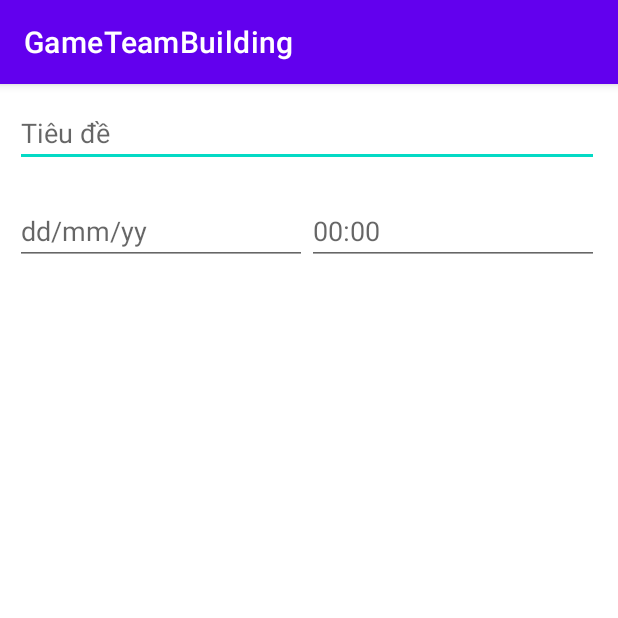
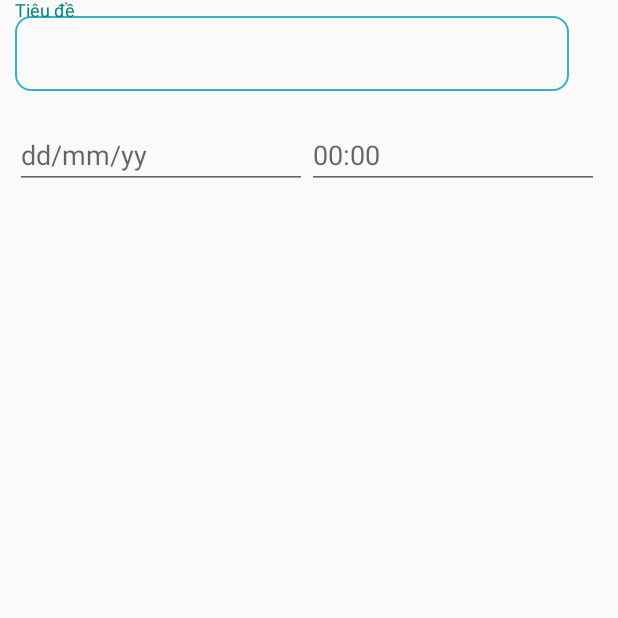
Before and after one commit to trandangquoc271202/GameTeamBulding, an Android app: the CreateCompetitionActivity screen opened directly, with no data from a screen before it, on a phone screen of 412 x 824 dp, the top half of it. Run offline under Robolectric (Android 15) with nearby library versions, the phone set to English and light mode, and no system bars.

Commit message:
create input

```diff
--- a/app/src/main/AndroidManifest.xml
+++ b/app/src/main/AndroidManifest.xml
@@ -13,6 +13,7 @@
         tools:targetApi="31">
         <activity
             android:name=".CreateCompetitionActivity"
+            android:theme="@style/Theme.Design.Light.NoActionBar"
             android:exported="false" />
         <activity
             android:name=".HomeActivity"
--- /dev/null
+++ b/app/src/main/res/drawable/border.xml
@@ -0,0 +1,7 @@
+<shape xmlns:android="http://schemas.android.com/apk/res/android">
+    <stroke
+        android:width="1dp"
+        android:color="#34B3C5" />
+    <corners
+        android:radius="10dp" />
+</shape>
--- a/app/src/main/res/layout/activity_create_competition.xml
+++ b/app/src/main/res/layout/activity_create_competition.xml
@@ -18,15 +18,22 @@
             android:layout_height="wrap_content"
             android:orientation="vertical">
 
-            <EditText
-                android:id="@+id/editTextTextPersonName"
+            <com.google.android.material.textfield.TextInputLayout
+                android:id="@+id/layout_username"
                 android:layout_width="match_parent"
-                android:layout_height="wrap_content"
-                android:ems="10"
-                android:hint="Tiêu đề"
-                android:layout_margin="10dp"
-                android:inputType="textPersonName"
-                android:text="" />
+                android:layout_height="wrap_content">
+
+                <com.google.android.material.textfield.TextInputEditText
+                    android:id="@+id/edit_text_username"
+                    android:layout_width="match_parent"
+                    android:layout_height="50dp"
+                    android:layout_marginTop="10dp"
+                    android:layout_marginBottom="10dp"
+                    android:layout_marginStart="10dp"
+                    android:layout_marginEnd="30dp"
+                    android:background="@drawable/border"
+                    android:hint="Tiêu đề" />
+            </com.google.android.material.textfield.TextInputLayout>
 
             <LinearLayout
                 android:layout_width="match_parent"
```
